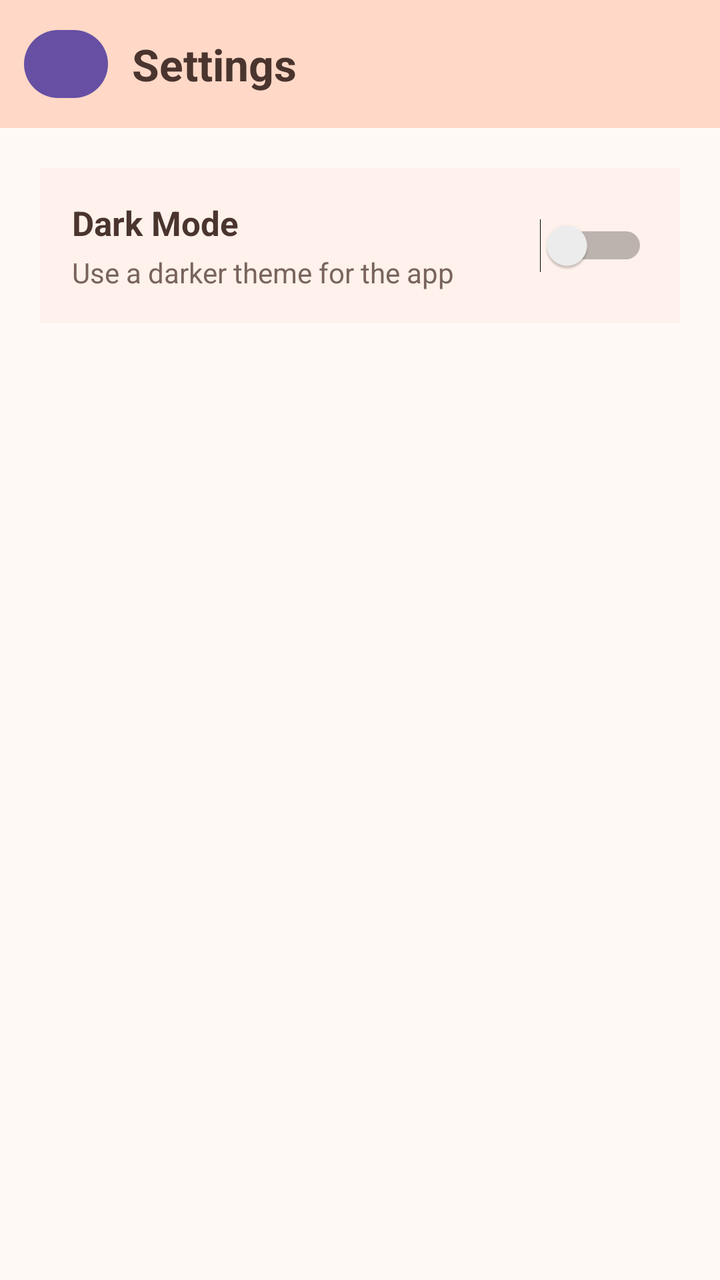
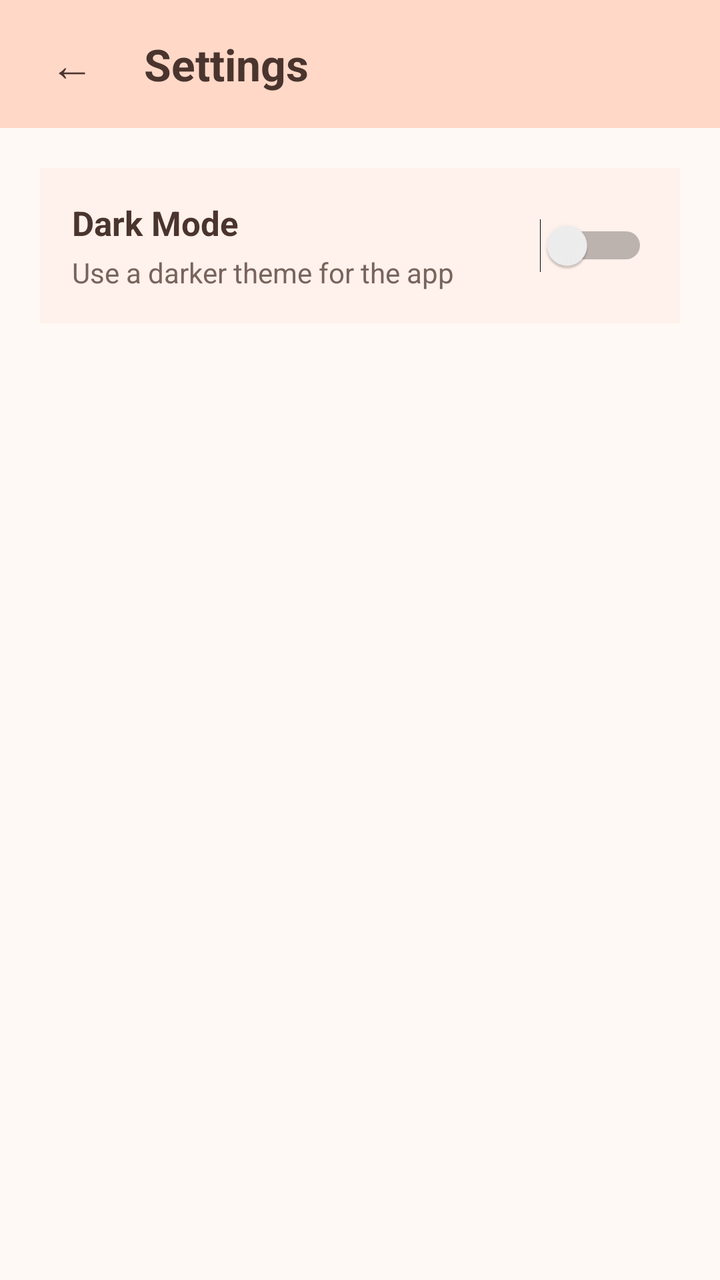

Compare the two renders of this Android layout. The source of the first and the diff that turns it into the second are given below.
<!-- AndroidManifest.xml: application theme Theme.SmartPantryManager -->
<!-- res/layout/activity_settings.xml -->
<?xml version="1.0" encoding="utf-8"?>
<LinearLayout
    xmlns:android="http://schemas.android.com/apk/res/android"
    android:layout_width="match_parent"
    android:layout_height="match_parent"
    android:background="@color/app_background"
    android:orientation="vertical">

    <LinearLayout
        android:layout_width="match_parent"
        android:layout_height="64dp"
        android:background="@color/top_bar"
        android:gravity="center_vertical"
        android:orientation="horizontal"
        android:paddingStart="12dp"
        android:paddingEnd="20dp">

        <Button
            android:id="@+id/backButton"
            android:layout_width="42dp"
            android:layout_height="42dp"
            android:text="←"
            android:textSize="18sp" />

        <TextView
            android:layout_width="wrap_content"
            android:layout_height="wrap_content"
            android:layout_marginStart="12dp"
            android:text="Settings"
            android:textColor="@color/main_text"
            android:textSize="22sp"
            android:textStyle="bold" />

    </LinearLayout>

    <LinearLayout
        android:layout_width="match_parent"
        android:layout_height="wrap_content"
        android:layout_margin="20dp"
        android:background="@color/card_background"
        android:gravity="center_vertical"
        android:orientation="horizontal"
        android:padding="16dp">

        <LinearLayout
            android:layout_width="0dp"
            android:layout_height="wrap_content"
            android:layout_weight="1"
            android:orientation="vertical">

            <TextView
                android:layout_width="wrap_content"
                android:layout_height="wrap_content"
                android:text="Dark Mode"
                android:textColor="@color/main_text"
                android:textSize="17sp"
                android:textStyle="bold" />

            <TextView
                android:layout_width="wrap_content"
                android:layout_height="wrap_content"
                android:layout_marginTop="4dp"
                android:text="Use a darker theme for the app"
                android:textColor="@color/secondary_text"
                android:textSize="14sp" />

        </LinearLayout>

        <Switch
            android:id="@+id/darkModeSwitch"
            android:layout_width="wrap_content"
            android:layout_height="wrap_content" />

    </LinearLayout>

</LinearLayout>
<!-- resources referenced by this layout -->
<resources>
  <color name="app_background">#FFF9F6</color>
  <color name="card_background">#FFF1EB</color>
  <color name="main_text">#4A342E</color>
  <color name="secondary_text">#78645D</color>
  <color name="top_bar">#FFD8C7</color>
  <style name="Theme.SmartPantryManager" parent="Base.Theme.SmartPantryManager" />
  <style name="Base.Theme.SmartPantryManager" parent="Theme.Material3.DayNight.NoActionBar">
          
          
      </style>
</resources>

<!-- the commit's change to res/layout/activity_settings.xml (unified diff, before → after) -->
@@ -4,6 +4,7 @@
     android:layout_width="match_parent"
     android:layout_height="match_parent"
     android:background="@color/app_background"
+    android:fitsSystemWindows="true"
     android:orientation="vertical">
 
     <LinearLayout
@@ -17,10 +18,16 @@
 
         <Button
             android:id="@+id/backButton"
-            android:layout_width="42dp"
-            android:layout_height="42dp"
+            android:layout_width="48dp"
+            android:layout_height="48dp"
+            android:backgroundTint="@android:color/transparent"
+            android:minWidth="0dp"
+            android:minHeight="0dp"
+            android:padding="0dp"
+            android:stateListAnimator="@null"
             android:text="←"
-            android:textSize="18sp" />
+            android:textColor="@color/main_text"
+            android:textSize="22sp" />
 
         <TextView
             android:layout_width="wrap_content"
